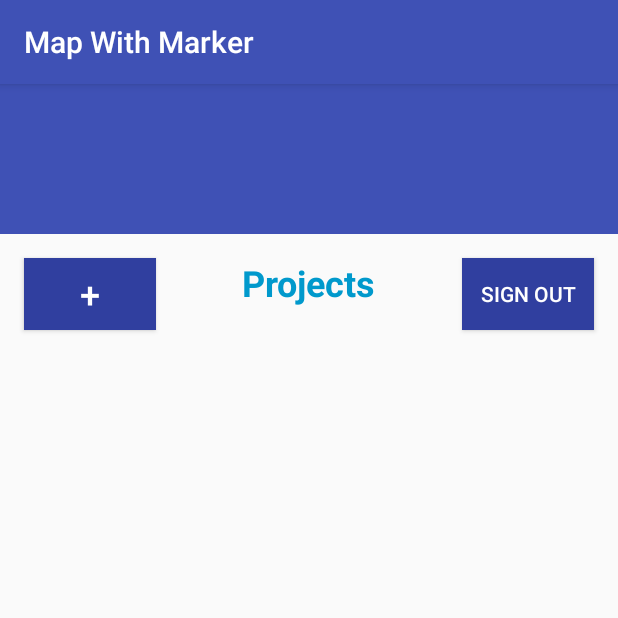
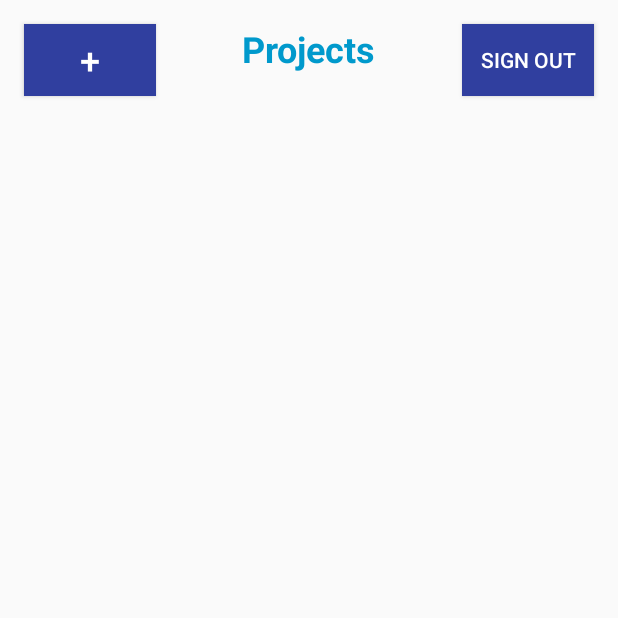
Before and after one commit to lance-leau/CSUMB-Project-2, an Android app: the Landing screen opened directly, with no data from a screen before it, on a phone screen of 412 x 824 dp, the top half of it. Run offline under Robolectric (Android 15) with nearby library versions, the phone set to English and light mode, and no system bars.

Commit message:
removed the annoying bar at the top of the app

```diff
--- a/MapWithMarker/app/src/main/res/layout/activity_landing.xml
+++ b/MapWithMarker/app/src/main/res/layout/activity_landing.xml
@@ -6,12 +6,12 @@
     tools:context=".Landing">
 
     <!-- Background Color for the Top Section -->
-    <View
-        android:id="@+id/topBackground"
-        android:layout_width="match_parent"
-        android:layout_height="100dp"
-        android:background="@color/colorPrimary"
-        android:layout_alignParentTop="true" />
+<!--    <View-->
+<!--        android:id="@+id/topBackground"-->
+<!--        android:layout_width="match_parent"-->
+<!--        android:layout_height="100dp"-->
+<!--        android:background="@color/colorPrimary"-->
+<!--        android:layout_alignParentTop="true" />-->
 
     <!-- Plus Button -->
     <Button
@@ -24,8 +24,8 @@
         android:background="@color/colorPrimaryDark"
         android:layout_alignParentStart="true"
         android:layout_marginStart="16dp"
-        android:layout_marginTop="16dp"
-        android:layout_below="@id/topBackground" />
+        android:layout_marginTop="16dp"/>
+<!--        android:layout_below="@id/topBackground" />-->
 
     <!-- Sign Out Button -->
     <Button
@@ -37,8 +37,8 @@
         android:background="@color/colorPrimaryDark"
         android:layout_alignParentEnd="true"
         android:layout_marginEnd="16dp"
-        android:layout_marginTop="16dp"
-        android:layout_below="@id/topBackground" />
+        android:layout_marginTop="16dp"/>
+<!--        android:layout_below="@id/topBackground" -->
 
     <!-- Admin Button -->
     <Button
@@ -50,21 +50,22 @@
         android:background="@color/colorPrimaryDark"
         android:layout_alignParentEnd="true"
         android:layout_marginEnd="32dp"
-        android:layout_marginTop="-70dp"
-        android:layout_below="@id/topBackground" />
+        android:layout_marginTop="-70dp"/>
+<!--        android:layout_below="@id/topBackground" -->
 
     <!-- Text "Projects" at the Middle -->
     <TextView
         android:id="@+id/projectsText"
         android:layout_width="wrap_content"
         android:layout_height="wrap_content"
-        android:layout_below="@id/topBackground"
         android:layout_centerHorizontal="true"
         android:layout_marginTop="16dp"
         android:text="Projects"
         android:textColor="@android:color/holo_blue_dark"
         android:textSize="24sp"
         android:textStyle="bold" />
+    <!--        android:layout_below="@id/topBackground"-->
+
 
     <!-- Add your content below this line -->
 
--- a/MapWithMarker/app/src/main/res/values/styles.xml
+++ b/MapWithMarker/app/src/main/res/values/styles.xml
@@ -1,26 +1,10 @@
-<!--
- Copyright 2020 Google LLC
-
- Licensed under the Apache License, Version 2.0 (the "License");
- you may not use this file except in compliance with the License.
- You may obtain a copy of the License at
-
-      http://www.apache.org/licenses/LICENSE-2.0
-
- Unless required by applicable law or agreed to in writing, software
- distributed under the License is distributed on an "AS IS" BASIS,
- WITHOUT WARRANTIES OR CONDITIONS OF ANY KIND, either express or implied.
- See the License for the specific language governing permissions and
- limitations under the License.
--->
-
 <resources>
 
     <!-- Base application theme. -->
-    <style name="AppTheme" parent="Theme.AppCompat.Light.DarkActionBar">
+    <style name="AppTheme" parent="Theme.AppCompat.DayNight.NoActionBar">
         <!-- Customize your theme here. -->
-        <item name="colorPrimary">@color/colorPrimary</item>
-        <item name="colorPrimaryDark">@color/colorPrimaryDark</item>
+        <item name="colorPrimary">#000000</item>
+        <item name="colorPrimaryDark">#000000</item>
         <item name="colorAccent">@color/colorAccent</item>
     </style>
 
```
Also changed, not shown: MapWithMarker/app/src/main/AndroidManifest.xml (+13 -10 lines).
